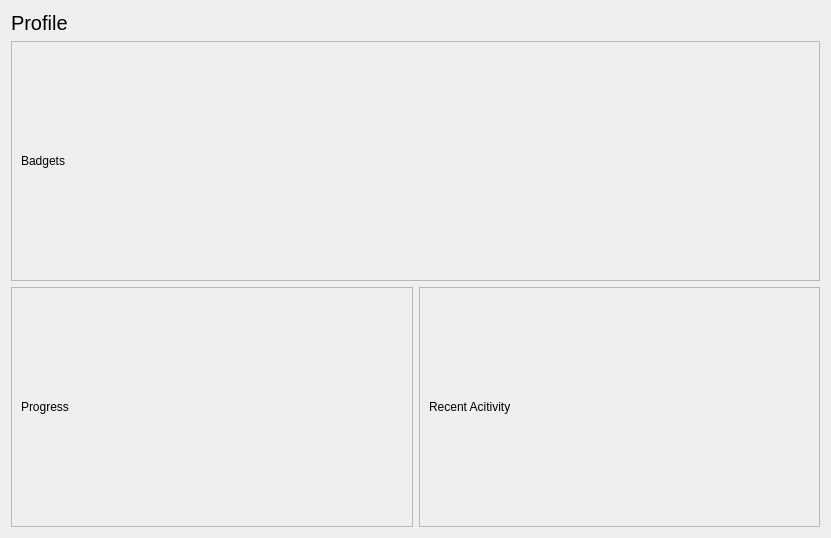
Old version of the form src/views/profile_view.ui in the repository devforgely/MFA-Simulator.
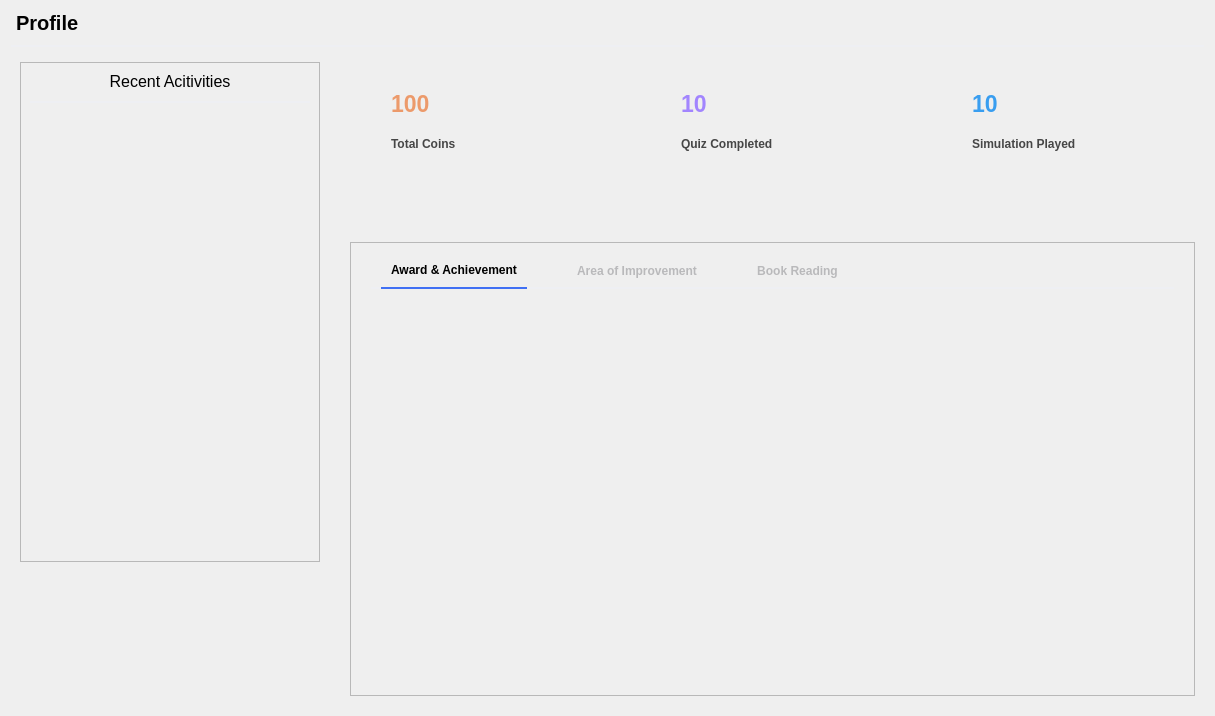
New version of the form. Icons and pictures are not drawn. Custom widgets are drawn as their Qt base class.

Commit message: update quiz section and profile section

Diff of the .ui file:
```diff
--- a/src/views/profile_view.ui
+++ b/src/views/profile_view.ui
@@ -6,8 +6,8 @@
    <rect>
     <x>0</x>
     <y>0</y>
-    <width>831</width>
-    <height>538</height>
+    <width>1215</width>
+    <height>716</height>
    </rect>
   </property>
   <property name="windowTitle">
@@ -16,8 +16,72 @@
   <property name="styleSheet">
    <string notr="true">#section_title {
 	font-size: 15pt;
-    font-weight: 350;
+    font-weight: bold;
+	border: none;
+	padding-bottom: 10px;
+	border-bottom: 2px solid #eeeff3;
 }
+
+.ShadowFrame {
+	background-color: white;
+	border-radius: 20%;
+}
+
+#activity_label {
+	font-size: 12pt;
+	padding-bottom: 10px;
+	border: none;
+	border-bottom: 2px solid #eeeff3;
+}
+
+#coin_count {
+	font-size: 17pt;
+	font-weight: bold;
+	color: #ec9a6b;
+	
+}
+
+#quiz_count {
+	font-size: 17pt;
+	font-weight: bold;
+	color: #a285fe;
+	
+}
+
+#simulation_count {
+	font-size: 17pt;
+	font-weight: bold;
+	color: #399ef0;
+	
+}
+
+#coin_label, #quiz_label, #simulation_label {
+	color: #464646;
+	font-weight: bold;
+}
+
+#coin_frame, #quiz_frame, #simulation_frame {
+	padding-left: 30px
+}
+
+#horizontalWidget {
+	border-bottom: 2px solid #eeeff3;
+}
+
+#horizontalWidget QPushButton {
+	border: none;
+	margin: 0px 10px 0px 10px;
+	padding: 0px 10px 10px 10px;
+	color: #b9b9bb;
+	font-weight: bold;
+}
+
+#horizontalWidget QPushButton:checked {
+	border-bottom: 2px solid #4070f4;
+	color: black;
+}
+
+
 </string>
   </property>
   <layout class="QVBoxLayout" name="verticalLayout">
@@ -35,89 +99,352 @@
     </widget>
    </item>
    <item>
-    <widget class="QFrame" name="frame">
-     <property name="frameShape">
-      <enum>QFrame::StyledPanel</enum>
-     </property>
-     <property name="frameShadow">
-      <enum>QFrame::Raised</enum>
-     </property>
-     <layout class="QVBoxLayout" name="verticalLayout_2">
-      <item>
-       <widget class="QLabel" name="label_4">
-        <property name="sizePolicy">
-         <sizepolicy hsizetype="Preferred" vsizetype="Maximum">
-          <horstretch>0</horstretch>
-          <verstretch>0</verstretch>
-         </sizepolicy>
+    <widget class="QWidget" name="main_widget" native="true">
+     <layout class="QHBoxLayout" name="main_layout">
+      <property name="spacing">
+       <number>30</number>
+      </property>
+      <item alignment="Qt::AlignTop">
+       <widget class="ShadowFrame" name="activity_frame">
+        <property name="minimumSize">
+         <size>
+          <width>300</width>
+          <height>500</height>
+         </size>
         </property>
-        <property name="text">
-         <string>Badgets</string>
+        <property name="maximumSize">
+         <size>
+          <width>400</width>
+          <height>500</height>
+         </size>
         </property>
+        <property name="frameShape">
+         <enum>QFrame::StyledPanel</enum>
+        </property>
+        <property name="frameShadow">
+         <enum>QFrame::Raised</enum>
+        </property>
+        <layout class="QVBoxLayout" name="verticalLayout_4">
+         <item alignment="Qt::AlignTop">
+          <widget class="QLabel" name="activity_label">
+           <property name="sizePolicy">
+            <sizepolicy hsizetype="Preferred" vsizetype="Maximum">
+             <horstretch>0</horstretch>
+             <verstretch>0</verstretch>
+            </sizepolicy>
+           </property>
+           <property name="text">
+            <string>Recent Acitivities</string>
+           </property>
+           <property name="alignment">
+            <set>Qt::AlignCenter</set>
+           </property>
+          </widget>
+         </item>
+         <item alignment="Qt::AlignTop">
+          <widget class="QWidget" name="activity_widget" native="true">
+           <layout class="QVBoxLayout" name="activity_layout"/>
+          </widget>
+         </item>
+        </layout>
        </widget>
       </item>
       <item>
-       <layout class="QHBoxLayout" name="horizontalLayout_2"/>
+       <layout class="QVBoxLayout" name="verticalLayout_5">
+        <property name="spacing">
+         <number>30</number>
+        </property>
+        <item>
+         <layout class="QHBoxLayout" name="horizontalLayout">
+          <property name="spacing">
+           <number>30</number>
+          </property>
+          <property name="topMargin">
+           <number>0</number>
+          </property>
+          <item>
+           <widget class="ShadowFrame" name="coin_frame">
+            <property name="minimumSize">
+             <size>
+              <width>0</width>
+              <height>150</height>
+             </size>
+            </property>
+            <property name="frameShape">
+             <enum>QFrame::NoFrame</enum>
+            </property>
+            <property name="frameShadow">
+             <enum>QFrame::Raised</enum>
+            </property>
+            <layout class="QHBoxLayout" name="horizontalLayout_2">
+             <property name="leftMargin">
+              <number>11</number>
+             </property>
+             <item>
+              <layout class="QVBoxLayout" name="verticalLayout_2">
+               <property name="spacing">
+                <number>0</number>
+               </property>
+               <item alignment="Qt::AlignLeft">
+                <widget class="QLabel" name="coin_count">
+                 <property name="text">
+                  <string>100</string>
+                 </property>
+                </widget>
+               </item>
+               <item alignment="Qt::AlignLeft|Qt::AlignTop">
+                <widget class="QLabel" name="coin_label">
+                 <property name="text">
+                  <string>Total Coins</string>
+                 </property>
+                </widget>
+               </item>
+              </layout>
+             </item>
+             <item alignment="Qt::AlignHCenter|Qt::AlignVCenter">
+              <widget class="QLabel" name="label">
+               <property name="text">
+                <string/>
+               </property>
+               <property name="pixmap">
+                <pixmap>../resources/images/coin.png</pixmap>
+               </property>
+               <property name="alignment">
+                <set>Qt::AlignCenter</set>
+               </property>
+              </widget>
+             </item>
+            </layout>
+           </widget>
+          </item>
+          <item>
+           <widget class="ShadowFrame" name="quiz_frame">
+            <property name="minimumSize">
+             <size>
+              <width>0</width>
+              <height>150</height>
+             </size>
+            </property>
+            <property name="frameShape">
+             <enum>QFrame::NoFrame</enum>
+            </property>
+            <property name="frameShadow">
+             <enum>QFrame::Raised</enum>
+            </property>
+            <layout class="QHBoxLayout" name="horizontalLayout_3">
+             <item>
+              <layout class="QVBoxLayout" name="verticalLayout_7">
+               <property name="spacing">
+                <number>0</number>
+               </property>
+               <item alignment="Qt::AlignLeft">
+                <widget class="QLabel" name="quiz_count">
+                 <property name="text">
+                  <string>10</string>
+                 </property>
+                </widget>
+               </item>
+               <item alignment="Qt::AlignLeft|Qt::AlignTop">
+                <widget class="QLabel" name="quiz_label">
+                 <property name="text">
+                  <string>Quiz Completed</string>
+                 </property>
+                </widget>
+               </item>
+              </layout>
+             </item>
+             <item alignment="Qt::AlignHCenter|Qt::AlignVCenter">
+              <widget class="QLabel" name="label_4">
+               <property name="text">
+                <string/>
+               </property>
+               <property name="pixmap">
+                <pixmap>../resources/images/quiz.png</pixmap>
+               </property>
+              </widget>
+             </item>
+            </layout>
+           </widget>
+          </item>
+          <item>
+           <widget class="ShadowFrame" name="simulation_frame">
+            <property name="minimumSize">
+             <size>
+              <width>0</width>
+              <height>150</height>
+             </size>
+            </property>
+            <property name="frameShape">
+             <enum>QFrame::NoFrame</enum>
+            </property>
+            <property name="frameShadow">
+             <enum>QFrame::Raised</enum>
+            </property>
+            <layout class="QHBoxLayout" name="horizontalLayout_4">
+             <item>
+              <layout class="QVBoxLayout" name="verticalLayout_9">
+               <property name="spacing">
+                <number>0</number>
+               </property>
+               <item alignment="Qt::AlignLeft">
+                <widget class="QLabel" name="simulation_count">
+                 <property name="text">
+                  <string>10</string>
+                 </property>
+                </widget>
+               </item>
+               <item alignment="Qt::AlignLeft|Qt::AlignTop">
+                <widget class="QLabel" name="simulation_label">
+                 <property name="text">
+                  <string>Simulation Played</string>
+                 </property>
+                </widget>
+               </item>
+              </layout>
+             </item>
+             <item alignment="Qt::AlignHCenter|Qt::AlignVCenter">
+              <widget class="QLabel" name="label_2">
+               <property name="text">
+                <string/>
+               </property>
+               <property name="pixmap">
+                <pixmap>../resources/images/processing.png</pixmap>
+               </property>
+               <property name="alignment">
+                <set>Qt::AlignCenter</set>
+               </property>
+              </widget>
+             </item>
+            </layout>
+           </widget>
+          </item>
+         </layout>
+        </item>
+        <item>
+         <widget class="ShadowFrame" name="frame">
+          <property name="styleSheet">
+           <string notr="true"/>
+          </property>
+          <property name="frameShape">
+           <enum>QFrame::StyledPanel</enum>
+          </property>
+          <property name="frameShadow">
+           <enum>QFrame::Raised</enum>
+          </property>
+          <layout class="QVBoxLayout" name="verticalLayout_3">
+           <property name="spacing">
+            <number>0</number>
+           </property>
+           <property name="leftMargin">
+            <number>20</number>
+           </property>
+           <property name="topMargin">
+            <number>20</number>
+           </property>
+           <property name="rightMargin">
+            <number>20</number>
+           </property>
+           <property name="bottomMargin">
+            <number>20</number>
+           </property>
+           <item>
+            <widget class="QWidget" name="horizontalWidget" native="true">
+             <layout class="QHBoxLayout" name="horizontalLayout_5">
+              <property name="spacing">
+               <number>20</number>
+              </property>
+              <property name="leftMargin">
+               <number>0</number>
+              </property>
+              <property name="topMargin">
+               <number>0</number>
+              </property>
+              <property name="rightMargin">
+               <number>0</number>
+              </property>
+              <property name="bottomMargin">
+               <number>0</number>
+              </property>
+              <item alignment="Qt::AlignLeft">
+               <widget class="QPushButton" name="award_btn">
+                <property name="text">
+                 <string>Award &amp;&amp; Achievement</string>
+                </property>
+                <property name="checkable">
+                 <bool>true</bool>
+                </property>
+                <property name="checked">
+                 <bool>true</bool>
+                </property>
+               </widget>
+              </item>
+              <item alignment="Qt::AlignLeft">
+               <widget class="QPushButton" name="improvement_btn">
+                <property name="text">
+                 <string>Area of Improvement</string>
+                </property>
+                <property name="checkable">
+                 <bool>true</bool>
+                </property>
+               </widget>
+              </item>
+              <item alignment="Qt::AlignLeft">
+               <widget class="QPushButton" name="reading_btn">
+                <property name="text">
+                 <string>Book Reading</string>
+                </property>
+                <property name="checkable">
+                 <bool>true</bool>
+                </property>
+               </widget>
+              </item>
+              <item>
+               <spacer name="horizontalSpacer">
+                <property name="orientation">
+                 <enum>Qt::Horizontal</enum>
+                </property>
+                <property name="sizeHint" stdset="0">
+                 <size>
+                  <width>40</width>
+                  <height>20</height>
+                 </size>
+                </property>
+               </spacer>
+              </item>
+             </layout>
+            </widget>
+           </item>
+           <item>
+            <widget class="QStackedWidget" name="stackedWidget">
+             <property name="sizePolicy">
+              <sizepolicy hsizetype="Preferred" vsizetype="Expanding">
+               <horstretch>0</horstretch>
+               <verstretch>0</verstretch>
+              </sizepolicy>
+             </property>
+             <widget class="QWidget" name="award_page"/>
+             <widget class="QWidget" name="improvement_page"/>
+             <widget class="QWidget" name="reading_page"/>
+            </widget>
+           </item>
+          </layout>
+         </widget>
+        </item>
+       </layout>
       </item>
      </layout>
     </widget>
    </item>
-   <item>
-    <layout class="QHBoxLayout" name="horizontalLayout">
-     <item>
-      <widget class="QFrame" name="frame_2">
-       <property name="frameShape">
-        <enum>QFrame::StyledPanel</enum>
-       </property>
-       <property name="frameShadow">
-        <enum>QFrame::Raised</enum>
-       </property>
-       <layout class="QVBoxLayout" name="verticalLayout_3">
-        <item>
-         <widget class="QLabel" name="label_2">
-          <property name="sizePolicy">
-           <sizepolicy hsizetype="Preferred" vsizetype="Maximum">
-            <horstretch>0</horstretch>
-            <verstretch>0</verstretch>
-           </sizepolicy>
-          </property>
-          <property name="text">
-           <string>Progress</string>
-          </property>
-         </widget>
-        </item>
-       </layout>
-      </widget>
-     </item>
-     <item>
-      <widget class="QFrame" name="frame_3">
-       <property name="frameShape">
-        <enum>QFrame::StyledPanel</enum>
-       </property>
-       <property name="frameShadow">
-        <enum>QFrame::Raised</enum>
-       </property>
-       <layout class="QVBoxLayout" name="verticalLayout_4">
-        <item>
-         <widget class="QLabel" name="label_3">
-          <property name="sizePolicy">
-           <sizepolicy hsizetype="Preferred" vsizetype="Maximum">
-            <horstretch>0</horstretch>
-            <verstretch>0</verstretch>
-           </sizepolicy>
-          </property>
-          <property name="text">
-           <string>Recent Acitivity</string>
-          </property>
-         </widget>
-        </item>
-       </layout>
-      </widget>
-     </item>
-    </layout>
-   </item>
   </layout>
  </widget>
+ <customwidgets>
+  <customwidget>
+   <class>ShadowFrame</class>
+   <extends>QFrame</extends>
+   <header>widgets/frame.h</header>
+   <container>1</container>
+  </customwidget>
+ </customwidgets>
  <resources/>
  <connections/>
 </ui>
```
The commit also changes 42 other files.
